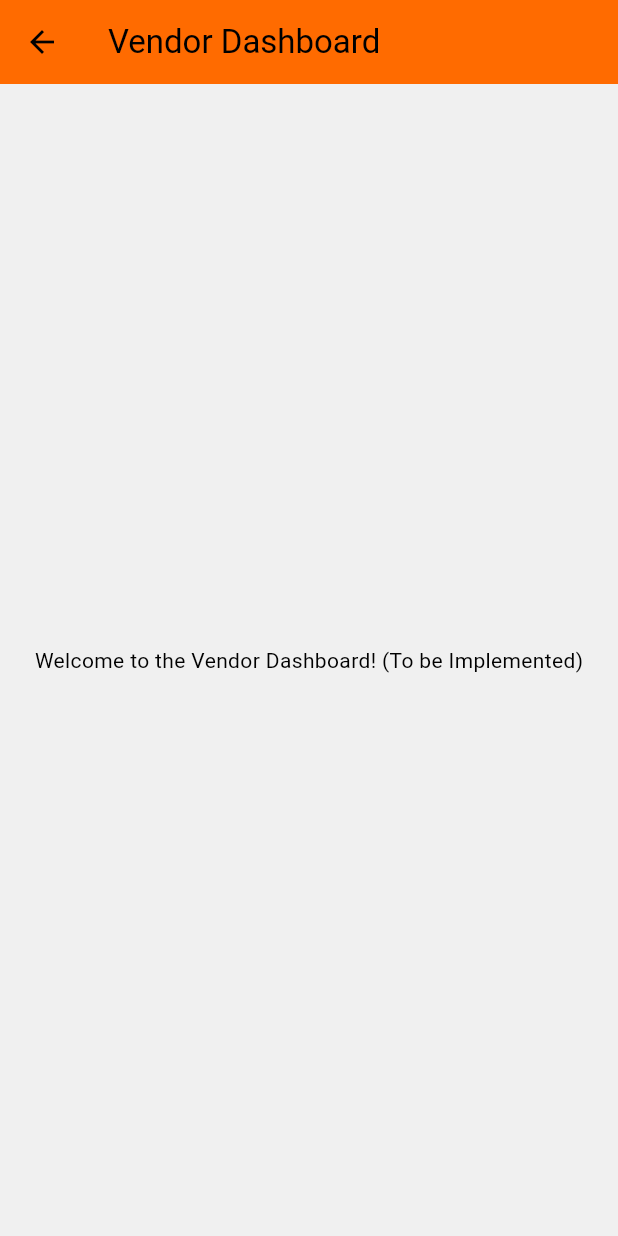
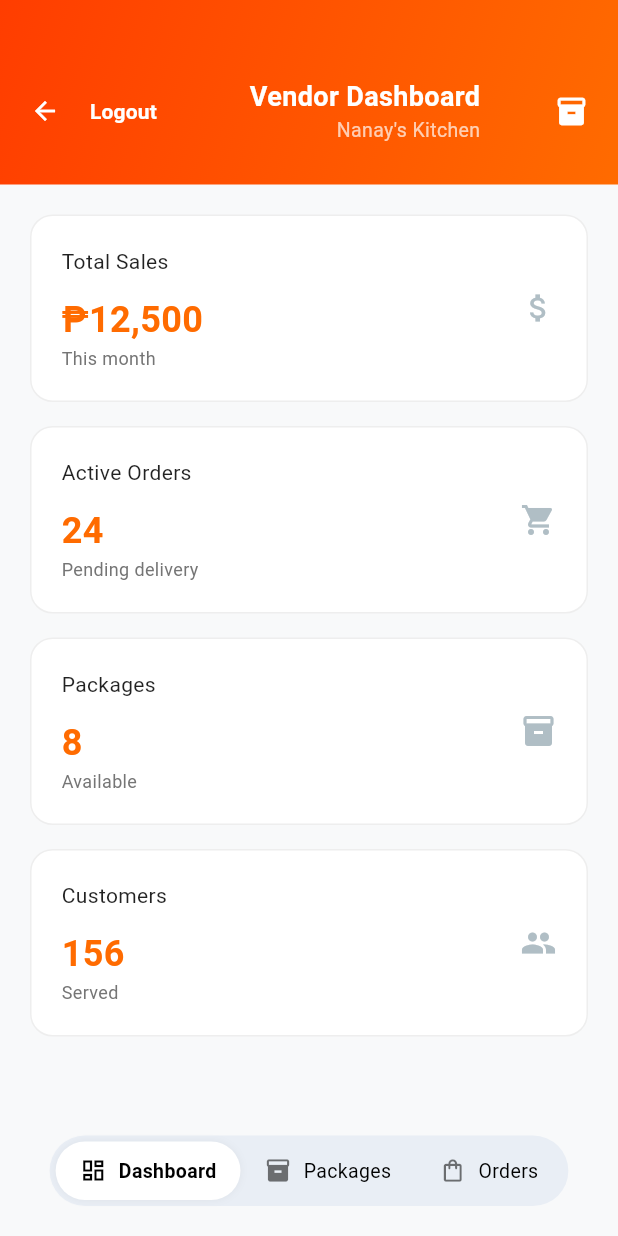
Before and after one commit to Venvienne/bahay_kusina, a Flutter app: the VendorHomePage screen opened directly, on a phone screen of 412 x 824 dp. Run offline on Flutter 3.47's test engine with Material 3 defaults, Android fonts, the phone set to English and light mode, and no system bars; our stand-ins replace cloud_firestore, firebase_auth, firebase_core, geolocator, google_maps_flutter, sqflite; accounts and stored records are empty.

Commit message:
kapoy na

```diff
--- a/lib/screens/vendor_home_page.dart
+++ b/lib/screens/vendor_home_page.dart
@@ -1,20 +1,197 @@
+// lib/screens/vendor_home_page.dart
+
 import 'package:flutter/material.dart';
+import 'manage_packages_view.dart';
+import 'orders_view.dart';
 
-class VendorHomePage extends StatelessWidget {
+class VendorHomePage extends StatefulWidget {
   const VendorHomePage({super.key});
 
+  @override
+  State<VendorHomePage> createState() => _VendorHomePageState();
+}
+
+class _VendorHomePageState extends State<VendorHomePage> {
+  int _selectedIndex = 0; // 0: Dashboard, 1: Manage, 2: Orders
+
   static const Color primaryOrange = Color(0xFFFF6B00);
+  static const Color accentRed = Color(0xFFFF3D00);
 
-  @override
-  Widget build(BuildContext context) {
-    return Scaffold(
-      appBar: AppBar(
-        title: const Text("Vendor Dashboard"),
-        backgroundColor: primaryOrange,
+@override
+Widget build(BuildContext context) {
+  return Scaffold(
+    backgroundColor: const Color(0xFFF8F9FA),
+    body: Column(
+      children: [
+        _buildHeader(), // Your existing gradient header
+        Expanded(
+          child: Stack(
+            children: [
+              // SWITCHING LOGIC
+              IndexedStack(
+                index: _selectedIndex,
+                children: [
+                  _buildDashboardMetrics(), // Move your existing ListView metrics here
+                  const ManagePackagesView(),
+                  const OrdersView(),
+                ],
+              ),
+
+              Positioned(
+                bottom: 20,
+                left: 0,
+                right: 0,
+                child: Center(child: _buildFloatingToggle()),
+              ),
+            ],
+          ),
+        ),
+      ],
+    ),
+  );
+}
+
+// Update your floating toggle to support 3 items
+Widget _buildFloatingToggle() {
+  return Container(
+    padding: const EdgeInsets.all(4),
+    decoration: BoxDecoration(
+      color: const Color(0xFFE9EEF5),
+      borderRadius: BorderRadius.circular(30),
+    ),
+    child: Row(
+      mainAxisSize: MainAxisSize.min,
+      children: [
+        _toggleItem("Dashboard", Icons.dashboard_outlined, 0),
+        _toggleItem("Packages", Icons.inventory_2, 1),
+        _toggleItem("Orders", Icons.shopping_bag_outlined, 2),
+      ],
+    ),
+  );
+}
+
+  Widget _buildHeader() {
+    return Container(
+      padding: const EdgeInsets.only(top: 50, bottom: 25, left: 20, right: 20),
+      decoration: const BoxDecoration(
+        gradient: LinearGradient(
+          colors: [accentRed, primaryOrange],
+          begin: Alignment.topLeft,
+          end: Alignment.bottomRight,
+        ),
       ),
-      body: const Center(
-        child: Text("Welcome to the Vendor Dashboard! (To be Implemented)"),
+      child: Row(
+        mainAxisAlignment: MainAxisAlignment.spaceBetween,
+        children: [
+          Row(
+            children: [
+              const Icon(Icons.arrow_back, color: Colors.white, size: 20),
+              const SizedBox(width: 8),
+              TextButton(
+                onPressed: () => Navigator.pop(context),
+                child: const Text("Logout", style: TextStyle(color: Colors.white, fontWeight: FontWeight.bold)),
+              ),
+            ],
+          ),
+          Column(
+            crossAxisAlignment: CrossAxisAlignment.end,
+            children: const [
+              Text("Vendor Dashboard", style: TextStyle(color: Colors.white, fontSize: 18, fontWeight: FontWeight.bold)),
+              Text("Nanay's Kitchen", style: TextStyle(color: Colors.white70, fontSize: 13)),
+            ],
+          ),
+          const Icon(Icons.inventory_2, color: Colors.white, size: 22),
+        ],
+      ),
+    );
+  }
+
+  Widget _buildDashboardMetrics() {
+    return ListView(
+      padding: const EdgeInsets.all(20),
+      children: const [
+        _MetricCard(
+          title: "Total Sales",
+          value: "₱12,500",
+          subtitle: "This month",
+          icon: Icons.attach_money,
+        ),
+        _MetricCard(
+          title: "Active Orders",
+          value: "24",
+          subtitle: "Pending delivery",
+          icon: Icons.shopping_cart,
+        ),
+        _MetricCard(
+          title: "Packages",
+          value: "8",
+          subtitle: "Available",
+          icon: Icons.inventory,
+        ),
+        _MetricCard(
+          title: "Customers",
+          value: "156",
+          subtitle: "Served",
+          icon: Icons.people,
+        ),
+      ],
+    );
+  }
+
+  Widget _toggleItem(String label, IconData icon, int index) {
+    bool isActive = _selectedIndex == index;
+    return GestureDetector(
+      onTap: () => setState(() => _selectedIndex = index),
+      child: Container(
+        padding: const EdgeInsets.symmetric(horizontal: 16, vertical: 10),
+        decoration: BoxDecoration(
+          color: isActive ? Colors.white : Colors.transparent,
+          borderRadius: BorderRadius.circular(25),
+          boxShadow: isActive ? [BoxShadow(color: Colors.black.withOpacity(0.05), blurRadius: 4)] : [],
+        ),
+        child: Row(
+          children: [
+            Icon(icon, size: 18, color: isActive ? Colors.black : Colors.black54),
+            const SizedBox(width: 8),
+            Text(label, style: TextStyle(fontSize: 13, fontWeight: isActive ? FontWeight.bold : FontWeight.normal)),
+          ],
+        ),
       ),
     );
   }
 }
+
+class _MetricCard extends StatelessWidget {
+  final String title, value, subtitle;
+  final IconData icon;
+
+  const _MetricCard({required this.title, required this.value, required this.subtitle, required this.icon});
+
+  @override
+  Widget build(BuildContext context) {
+    return Container(
+      margin: const EdgeInsets.only(bottom: 16),
+      padding: const EdgeInsets.all(20),
+      decoration: BoxDecoration(
+        color: Colors.white,
+        borderRadius: BorderRadius.circular(15),
+        border: Border.all(color: Colors.grey.shade200),
+      ),
+      child: Row(
+        mainAxisAlignment: MainAxisAlignment.spaceBetween,
+        children: [
+          Column(
+            crossAxisAlignment: CrossAxisAlignment.start,
+            children: [
+              Text(title, style: const TextStyle(fontSize: 14, color: Colors.black87)),
+              const SizedBox(height: 12),
+              Text(value, style: const TextStyle(fontSize: 24, fontWeight: FontWeight.bold, color: Color(0xFFFF6B00))),
+              Text(subtitle, style: TextStyle(fontSize: 12, color: Colors.grey.shade600)),
+            ],
+          ),
+          Icon(icon, color: Colors.blueGrey.shade200, size: 24),
+        ],
+      ),
+    );
+  }
+}
```
Also changed, not shown: lib/screens/add_package_page.dart (added, +184 -0 lines), lib/screens/manage_packages_view.dart (added, +219 -0 lines), lib/screens/orders_view.dart (added, +133 -0 lines).
